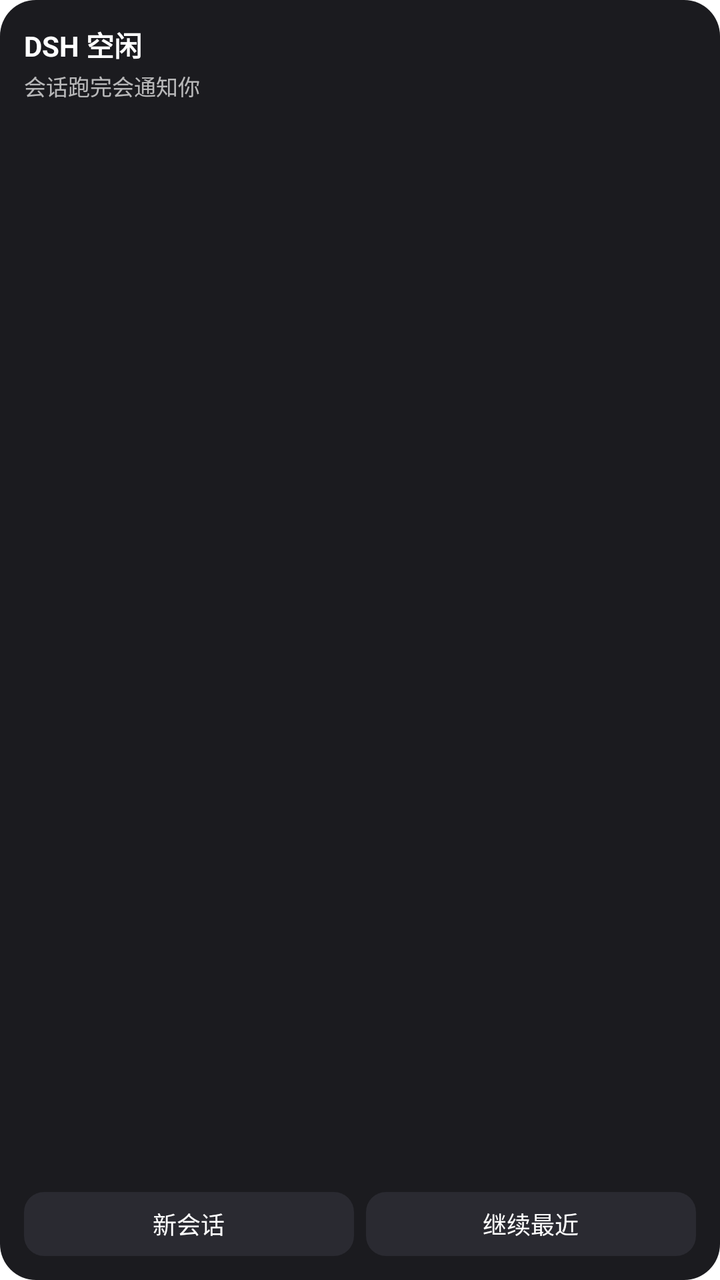
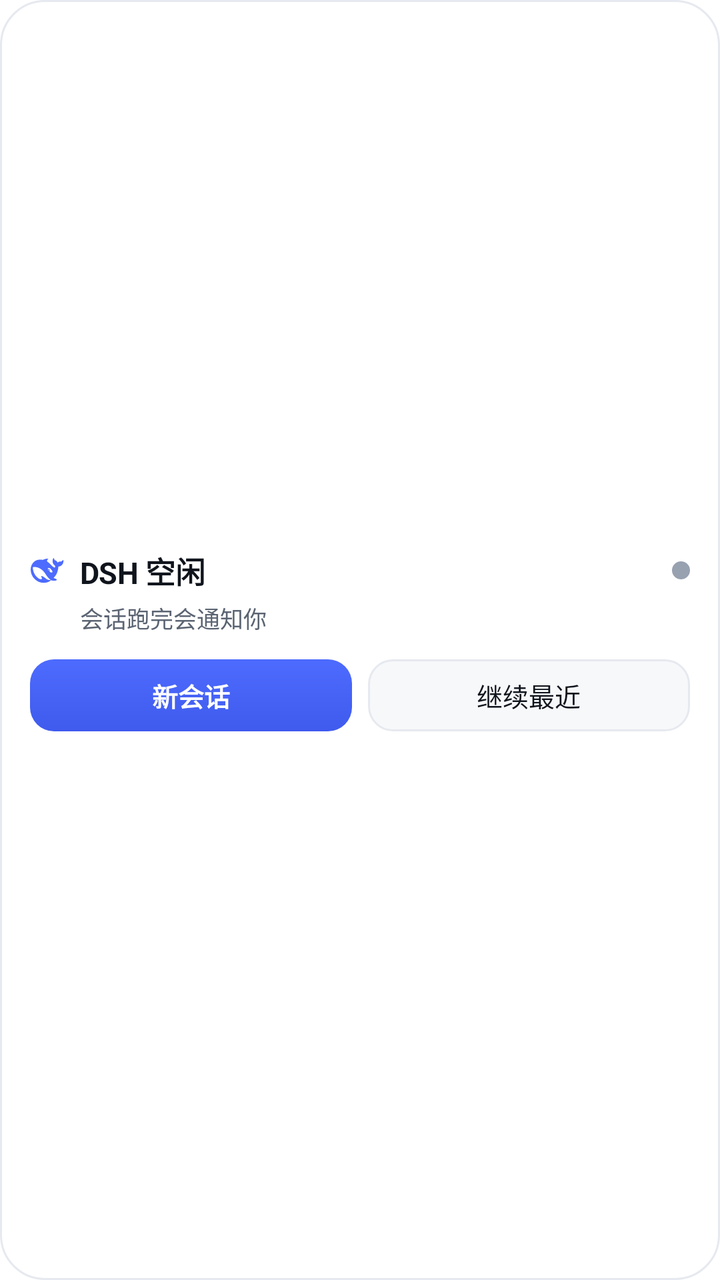

An Android layout rendered at two revisions. The XML below is the earlier revision; the diff shows what the commit changed to produce the second picture.
<!-- AndroidManifest.xml: application theme AppTheme -->
<!-- res/layout/widget_dsh.xml -->
<?xml version="1.0" encoding="utf-8"?>
<LinearLayout xmlns:android="http://schemas.android.com/apk/res/android"
    android:layout_width="match_parent"
    android:layout_height="match_parent"
    android:orientation="vertical"
    android:padding="12dp"
    android:background="@drawable/widget_bg">

    <TextView
        android:id="@+id/widget_title"
        android:layout_width="match_parent"
        android:layout_height="wrap_content"
        android:text="@string/widget_idle"
        android:textColor="#FFFFFF"
        android:textSize="14sp"
        android:textStyle="bold"
        android:maxLines="1"
        android:ellipsize="end" />

    <TextView
        android:id="@+id/widget_detail"
        android:layout_width="match_parent"
        android:layout_height="0dp"
        android:layout_weight="1"
        android:text="@string/widget_hint"
        android:textColor="#B0FFFFFF"
        android:textSize="11sp"
        android:maxLines="2"
        android:ellipsize="end"
        android:layout_marginTop="2dp" />

    <LinearLayout
        android:layout_width="match_parent"
        android:layout_height="wrap_content"
        android:orientation="horizontal"
        android:layout_marginTop="6dp">

        <TextView
            android:id="@+id/widget_new"
            android:layout_width="0dp"
            android:layout_height="32dp"
            android:layout_weight="1"
            android:gravity="center"
            android:text="@string/shortcut_new"
            android:textColor="#FFFFFF"
            android:textSize="12sp"
            android:background="@drawable/widget_btn" />

        <TextView
            android:id="@+id/widget_recent"
            android:layout_width="0dp"
            android:layout_height="32dp"
            android:layout_weight="1"
            android:gravity="center"
            android:text="@string/shortcut_recent"
            android:textColor="#FFFFFF"
            android:textSize="12sp"
            android:layout_marginStart="6dp"
            android:background="@drawable/widget_btn" />
    </LinearLayout>
</LinearLayout>
<!-- resources referenced by this layout -->
<resources>
  <!-- drawable widget_bg (drawable) -->
  <?xml version="1.0" encoding="utf-8"?>
  <shape xmlns:android="http://schemas.android.com/apk/res/android" android:shape="rectangle">
      <corners android:radius="18dp" />
      <solid android:color="#1B1B1F" />
  </shape>
  <!-- drawable widget_btn (drawable) -->
  <?xml version="1.0" encoding="utf-8"?>
  <shape xmlns:android="http://schemas.android.com/apk/res/android" android:shape="rectangle">
      <corners android:radius="10dp" />
      <solid android:color="#2A2A31" />
  </shape>
  <string name="shortcut_new">新会话</string>
  <string name="shortcut_recent">继续最近</string>
  <string name="widget_hint">会话跑完会通知你</string>
  <string name="widget_idle">DSH 空闲</string>
  <style name="AppTheme" parent="@android:style/Theme.Material.Light.NoActionBar">
          <item name="android:windowBackground">@android:color/white</item>
          <item name="android:windowLightStatusBar">true</item>
          <item name="android:windowLightNavigationBar">true</item>
          <item name="android:statusBarColor">@android:color/transparent</item>
          <item name="android:navigationBarColor">@android:color/transparent</item>
      </style>
</resources>

<!-- the commit's change to res/layout/widget_dsh.xml (unified diff, before → after) -->
@@ -3,59 +3,98 @@
     android:layout_width="match_parent"
     android:layout_height="match_parent"
     android:orientation="vertical"
-    android:padding="12dp"
-    android:background="@drawable/widget_bg">
+    android:padding="15dp"
+    android:background="@drawable/widget_card">
 
+    
     <TextView
-        android:id="@+id/widget_title"
+        android:layout_width="match_parent"
+        android:layout_height="0dp"
+        android:layout_weight="1" />
+
+    
+    <LinearLayout
         android:layout_width="match_parent"
         android:layout_height="wrap_content"
-        android:text="@string/widget_idle"
-        android:textColor="#FFFFFF"
-        android:textSize="14sp"
-        android:textStyle="bold"
-        android:maxLines="1"
-        android:ellipsize="end" />
+        android:orientation="horizontal"
+        android:gravity="center_vertical">
+
+        <ImageView
+            android:id="@+id/widget_whale"
+            android:layout_width="17dp"
+            android:layout_height="17dp"
+            android:src="@drawable/ic_whale"
+            android:contentDescription="@null" />
+
+        <TextView
+            android:id="@+id/widget_title"
+            android:layout_width="0dp"
+            android:layout_height="wrap_content"
+            android:layout_weight="1"
+            android:layout_marginStart="8dp"
+            android:text="@string/widget_idle"
+            android:textColor="@color/wg_title"
+            android:textSize="15sp"
+            android:textStyle="bold"
+            android:letterSpacing="-0.01"
+            android:maxLines="1"
+            android:ellipsize="end" />
+
+        <ImageView
+            android:id="@+id/widget_dot"
+            android:layout_width="9dp"
+            android:layout_height="9dp"
+            android:layout_marginStart="8dp"
+            android:src="@drawable/widget_dot_idle"
+            android:contentDescription="@null" />
+    </LinearLayout>
 
     <TextView
         android:id="@+id/widget_detail"
         android:layout_width="match_parent"
-        android:layout_height="0dp"
-        android:layout_weight="1"
+        android:layout_height="wrap_content"
+        android:layout_marginTop="4dp"
+        android:layout_marginStart="25dp"
         android:text="@string/widget_hint"
-        android:textColor="#B0FFFFFF"
-        android:textSize="11sp"
-        android:maxLines="2"
-        android:ellipsize="end"
-        android:layout_marginTop="2dp" />
+        android:textColor="@color/wg_detail"
+        android:textSize="11.5sp"
+        android:lineSpacingExtra="2dp"
+        android:maxLines="3"
+        android:ellipsize="end" />
 
     <LinearLayout
         android:layout_width="match_parent"
         android:layout_height="wrap_content"
         android:orientation="horizontal"
-        android:layout_marginTop="6dp">
+        android:layout_marginTop="12dp">
 
         <TextView
             android:id="@+id/widget_new"
             android:layout_width="0dp"
-            android:layout_height="32dp"
+            android:layout_height="36dp"
             android:layout_weight="1"
             android:gravity="center"
             android:text="@string/shortcut_new"
-            android:textColor="#FFFFFF"
-            android:textSize="12sp"
-            android:background="@drawable/widget_btn" />
+            android:textColor="@color/wg_on_primary"
+            android:textSize="13sp"
+            android:textStyle="bold"
+            android:background="@drawable/widget_btn_primary" />
 
         <TextView
             android:id="@+id/widget_recent"
             android:layout_width="0dp"
-            android:layout_height="32dp"
+            android:layout_height="36dp"
             android:layout_weight="1"
+            android:layout_marginStart="8dp"
             android:gravity="center"
             android:text="@string/shortcut_recent"
-            android:textColor="#FFFFFF"
-            android:textSize="12sp"
-            android:layout_marginStart="6dp"
-            android:background="@drawable/widget_btn" />
+            android:textColor="@color/wg_ghost_text"
+            android:textSize="13sp"
+            android:background="@drawable/widget_btn_ghost" />
     </LinearLayout>
+
+    <TextView
+        android:layout_width="match_parent"
+        android:layout_height="0dp"
+        android:layout_weight="1" />
 </LinearLayout>
<!-- resource entries referenced after the edit -->
@@ -1,16 +1,39 @@
 <!-- resources referenced by this layout -->
 <resources>
-  <!-- drawable widget_bg (drawable) -->
+  <color name="wg_detail">#FF5B6472</color>
+  <color name="wg_ghost_text">#FF10141C</color>
+  <color name="wg_on_primary">#FFFFFFFF</color>
+  <color name="wg_title">#FF10141C</color>
+  <!-- drawable ic_whale: vector/xml drawable (drawable, 3703 chars, omitted) -->
+  <!-- drawable widget_btn_ghost (drawable) -->
   <?xml version="1.0" encoding="utf-8"?>
   <shape xmlns:android="http://schemas.android.com/apk/res/android" android:shape="rectangle">
-      <corners android:radius="18dp" />
-      <solid android:color="#1B1B1F" />
+      <corners android:radius="12dp" />
+      <solid android:color="@color/wg_ghost" />
+      <stroke android:width="1dp" android:color="@color/wg_ghost_border" />
   </shape>
-  <!-- drawable widget_btn (drawable) -->
+  <!-- drawable widget_btn_primary (drawable) -->
   <?xml version="1.0" encoding="utf-8"?>
   <shape xmlns:android="http://schemas.android.com/apk/res/android" android:shape="rectangle">
-      <corners android:radius="10dp" />
-      <solid android:color="#2A2A31" />
+      <corners android:radius="12dp" />
+      <gradient
+          android:angle="270"
+          android:startColor="@color/wg_primary"
+          android:endColor="@color/wg_primary_end"
+          android:type="linear" />
+  </shape>
+  <!-- drawable widget_card (drawable) -->
+  <?xml version="1.0" encoding="utf-8"?>
+  <shape xmlns:android="http://schemas.android.com/apk/res/android" android:shape="rectangle">
+      <corners android:radius="22dp" />
+      <solid android:color="@color/wg_card" />
+      <stroke android:width="1dp" android:color="@color/wg_card_border" />
+  </shape>
+  <!-- drawable widget_dot_idle (drawable) -->
+  <?xml version="1.0" encoding="utf-8"?>
+  <shape xmlns:android="http://schemas.android.com/apk/res/android" android:shape="oval">
+      <solid android:color="@color/wg_dot_idle" />
+      <size android:width="9dp" android:height="9dp" />
   </shape>
   <string name="shortcut_new">新会话</string>
   <string name="shortcut_recent">继续最近</string>
@@ -23,5 +46,12 @@
           <item name="android:statusBarColor">@android:color/transparent</item>
           <item name="android:navigationBarColor">@android:color/transparent</item>
       </style>
+  <color name="wg_ghost">#FFF7F8FA</color>
+  <color name="wg_ghost_border">#FFE6E9EF</color>
+  <color name="wg_primary">#FF4D6BFE</color>
+  <color name="wg_primary_end">#FF3F5BEE</color>
+  <color name="wg_card">#FFFFFFFF</color>
+  <color name="wg_card_border">#FFE6E9EF</color>
+  <color name="wg_dot_idle">#FF98A1B0</color>
 </resources>
 
